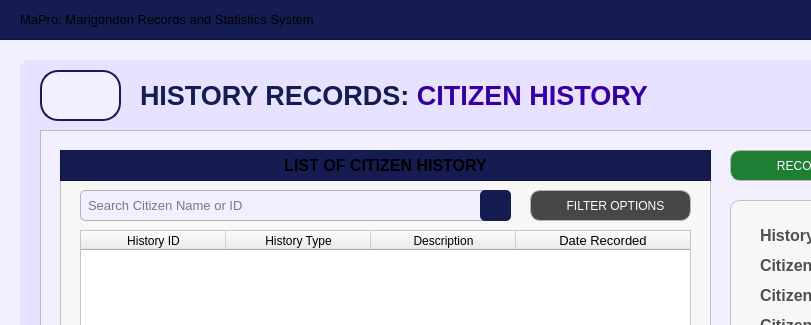
The window that Views/MainPages/HistoryRecordPages/citizen_history.ui (Yohhannn/Barangay-Records-Statistics-System) describes before a commit, drawn with Qt 5; both pictures show x 0 to 811 and y 0 to 325 of the 1350 by 850 pixel window.
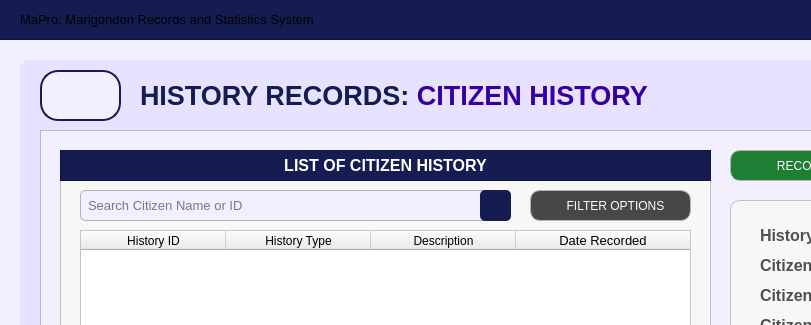
The same window after the commit. Icons and pictures are not drawn.

Diff of the .ui file:
```diff
--- a/Views/MainPages/HistoryRecordPages/citizen_history.ui
+++ b/Views/MainPages/HistoryRecordPages/citizen_history.ui
@@ -274,7 +274,7 @@
         </font>
        </property>
        <property name="styleSheet">
-        <string notr="true">#label_title{
+        <string notr="true">#label_title_3{
 	background-color:transparent;
 	color: rgb(255, 255, 255);
 }</string>
```
Left out of the diff: 4 changed lines with no effect on the pictures.
